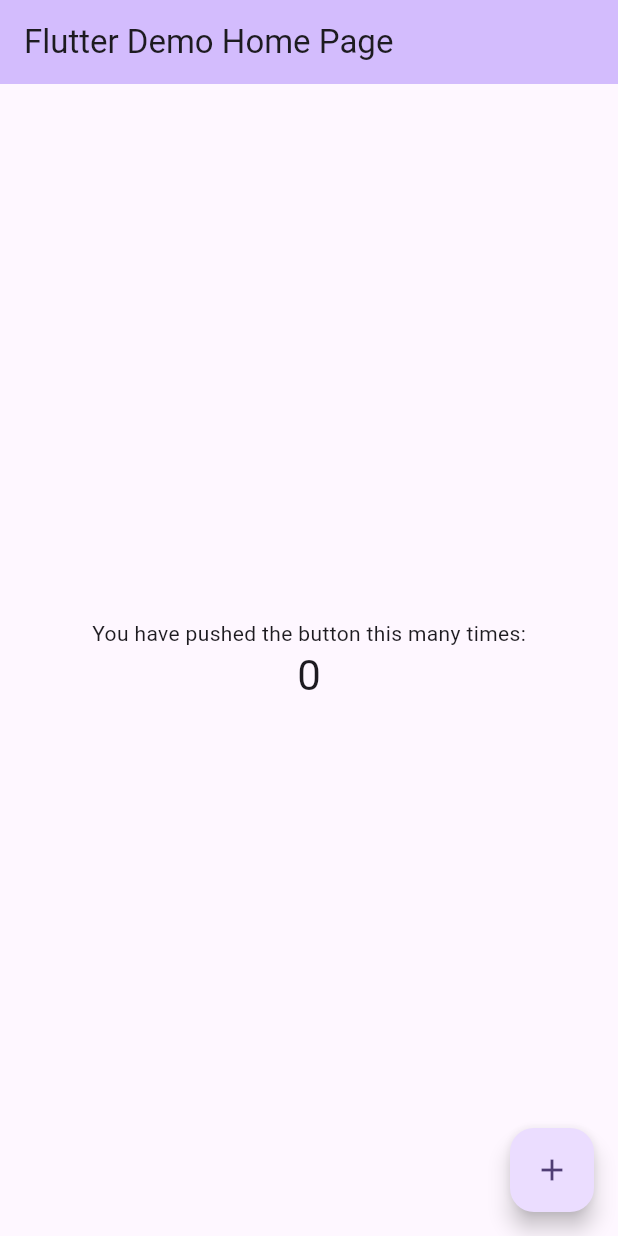
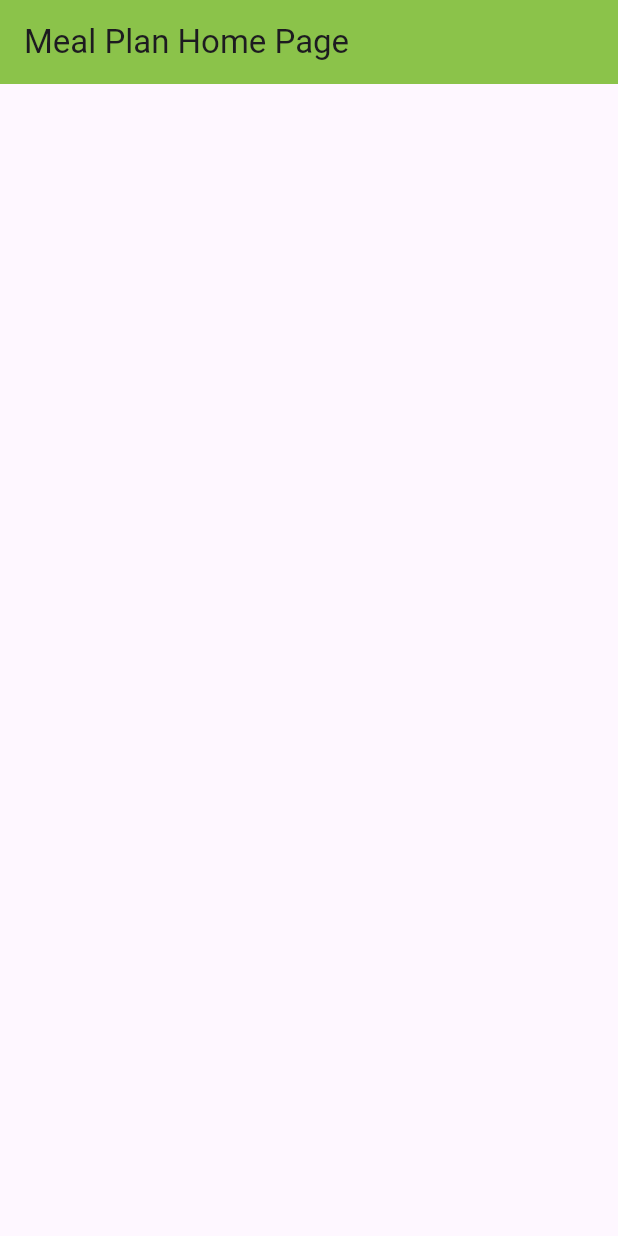
Before and after one commit to jasonyu17/MAD_Project1, a Flutter app: the screen it shows after launch, on a phone screen of 412 x 824 dp. Run offline on Flutter 3.47's test engine with Material 3 defaults, Android fonts, the phone set to English and light mode, and no system bars.

Commit message:
added base outline of project

```diff
--- /dev/null
+++ b/lib/home_page.dart
@@ -0,0 +1,20 @@
+import 'package:flutter/material.dart';
+
+class MealPlanningScreen extends StatefulWidget {
+  const MealPlanningScreen({super.key});
+
+  @override
+  State<MealPlanningScreen> createState() => _MealPlanningScreenState();
+}
+
+class _MealPlanningScreenState extends State<MealPlanningScreen> {
+  @override
+  Widget build(BuildContext context) {
+    return Scaffold(
+      appBar: AppBar(
+        backgroundColor: Colors.lightGreen,
+        title: const Text('Meal Plan Home Page'),
+      ),
+    );
+  }
+}
--- a/lib/main.dart
+++ b/lib/main.dart
@@ -1,4 +1,8 @@
+//Don't really need to make changes on this page just the home_page
+//This gets rid of alittle of the clutter in home page
+
 import 'package:flutter/material.dart';
+import 'package:project1/home_page.dart';
 
 void main() {
   runApp(const MyApp());
@@ -7,116 +11,14 @@ void main() {
 class MyApp extends StatelessWidget {
   const MyApp({super.key});
 
-  // This widget is the root of your application.
   @override
   Widget build(BuildContext context) {
     return MaterialApp(
-      title: 'Flutter Demo',
+      title: 'Meal Planning App',
       theme: ThemeData(
-        // This is the theme of your application.
-        //
-        // TRY THIS: Try running your application with "flutter run". You'll see
-        // the application has a purple toolbar. Then, without quitting the app,
-        // try changing the seedColor in the colorScheme below to Colors.green
-        // and then invoke "hot reload" (save your changes or press the "hot
-        // reload" button in a Flutter-supported IDE, or press "r" if you used
-        // the command line to start the app).
-        //
-        // Notice that the counter didn't reset back to zero; the application
-        // state is not lost during the reload. To reset the state, use hot
-        // restart instead.
-        //
-        // This works for code too, not just values: Most code changes can be
-        // tested with just a hot reload.
-        colorScheme: ColorScheme.fromSeed(seedColor: Colors.deepPurple),
       ),
-      home: const MyHomePage(title: 'Flutter Demo Home Page'),
+      home: const MealPlanningScreen(),
+      debugShowCheckedModeBanner: false,
     );
   }
 }
-
-class MyHomePage extends StatefulWidget {
-  const MyHomePage({super.key, required this.title});
-
-  // This widget is the home page of your application. It is stateful, meaning
-  // that it has a State object (defined below) that contains fields that affect
-  // how it looks.
-
-  // This class is the configuration for the state. It holds the values (in this
-  // case the title) provided by the parent (in this case the App widget) and
-  // used by the build method of the State. Fields in a Widget subclass are
-  // always marked "final".
-
-  final String title;
-
-  @override
-  State<MyHomePage> createState() => _MyHomePageState();
-}
-
-class _MyHomePageState extends State<MyHomePage> {
-  int _counter = 0;
-
-  void _incrementCounter() {
-    setState(() {
-      // This call to setState tells the Flutter framework that something has
-      // changed in this State, which causes it to rerun the build method below
-      // so that the display can reflect the updated values. If we changed
-      // _counter without calling setState(), then the build method would not be
-      // called again, and so nothing would appear to happen.
-      _counter++;
-    });
-  }
-
-  @override
-  Widget build(BuildContext context) {
-    // This method is rerun every time setState is called, for instance as done
-    // by the _incrementCounter method above.
-    //
-    // The Flutter framework has been optimized to make rerunning build methods
-    // fast, so that you can just rebuild anything that needs updating rather
-    // than having to individually change instances of widgets.
-    return Scaffold(
-      appBar: AppBar(
-        // TRY THIS: Try changing the color here to a specific color (to
-        // Colors.amber, perhaps?) and trigger a hot reload to see the AppBar
-        // change color while the other colors stay the same.
-        backgroundColor: Theme.of(context).colorScheme.inversePrimary,
-        // Here we take the value from the MyHomePage object that was created by
-        // the App.build method, and use it to set our appbar title.
-        title: Text(widget.title),
-      ),
-      body: Center(
-        // Center is a layout widget. It takes a single child and positions it
-        // in the middle of the parent.
-        child: Column(
-          // Column is also a layout widget. It takes a list of children and
-          // arranges them vertically. By default, it sizes itself to fit its
-          // children horizontally, and tries to be as tall as its parent.
-          //
-          // Column has various properties to control how it sizes itself and
-          // how it positions its children. Here we use mainAxisAlignment to
-          // center the children vertically; the main axis here is the vertical
-          // axis because Columns are vertical (the cross axis would be
-          // horizontal).
-          //
-          // TRY THIS: Invoke "debug painting" (choose the "Toggle Debug Paint"
-          // action in the IDE, or press "p" in the console), to see the
-          // wireframe for each widget.
-          mainAxisAlignment: MainAxisAlignment.center,
-          children: <Widget>[
-            const Text('You have pushed the button this many times:'),
-            Text(
-              '$_counter',
-              style: Theme.of(context).textTheme.headlineMedium,
-            ),
-          ],
-        ),
-      ),
-      floatingActionButton: FloatingActionButton(
-        onPressed: _incrementCounter,
-        tooltip: 'Increment',
-        child: const Icon(Icons.add),
-      ), // This trailing comma makes auto-formatting nicer for build methods.
-    );
-  }
-}
--- a/pubspec.yaml
+++ b/pubspec.yaml
@@ -34,10 +34,14 @@ dependencies:
   # The following adds the Cupertino Icons font to your application.
   # Use with the CupertinoIcons class for iOS style icons.
   cupertino_icons: ^1.0.8
+  sqflite: ^2.2.2
+  path_provider: ^2.0.11
+  path: ^1.8.2
 
 dev_dependencies:
   flutter_test:
     sdk: flutter
+
 
   # The "flutter_lints" package below contains a set of recommended lints to
   # encourage good coding practices. The lint set provided by the package is
```
Also changed, not shown: pubspec.lock, 2 other files.
